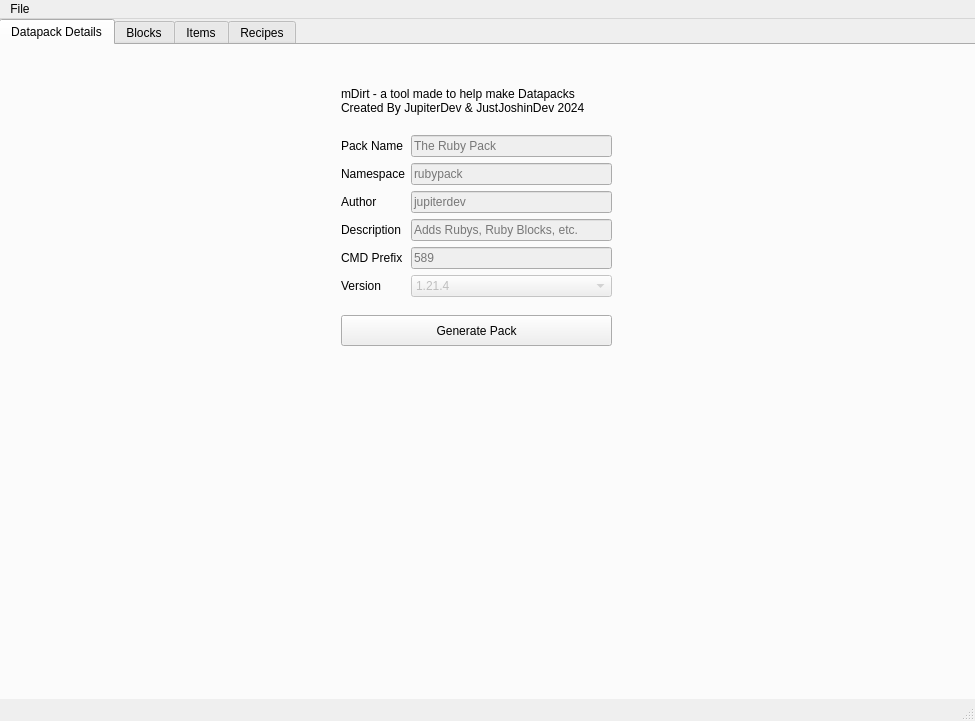
First picture: the form in lib/ui.ui, repository Faith-and-Code-Technologies/mDirt, before the edit.
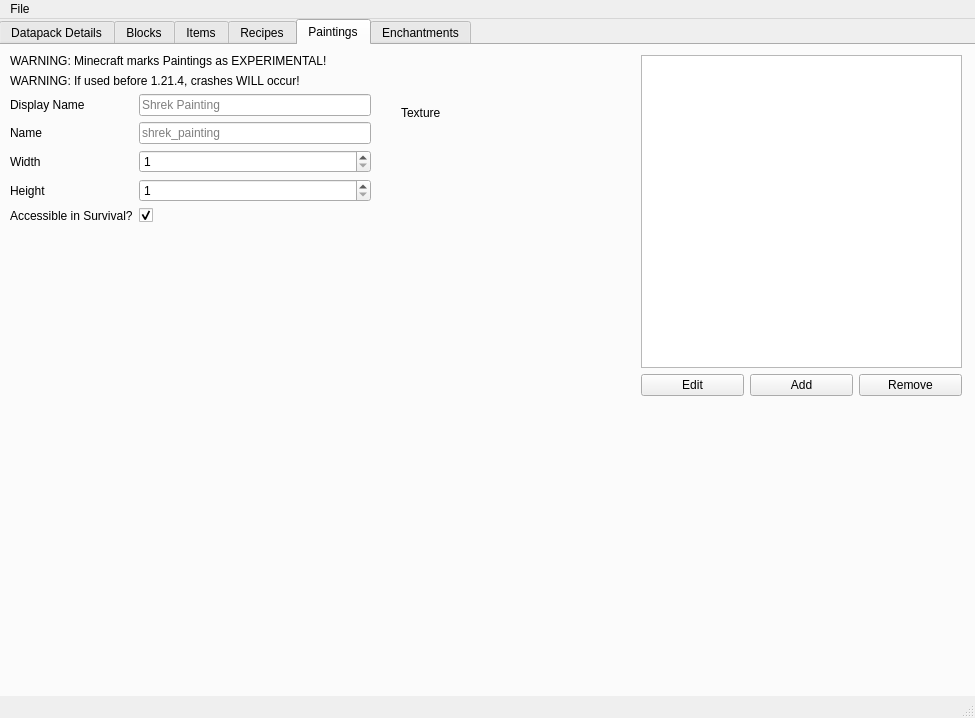
Second picture: the form after the edit. The open tabs and pages were chosen to show the change.

```diff
--- a/lib/ui.ui
+++ b/lib/ui.ui
@@ -7,7 +7,7 @@
     <x>0</x>
     <y>0</y>
     <width>975</width>
-    <height>721</height>
+    <height>718</height>
    </rect>
   </property>
   <property name="windowTitle">
@@ -1623,6 +1623,248 @@
       </layout>
      </widget>
     </widget>
+    <widget class="QWidget" name="paintingTab">
+     <attribute name="title">
+      <string>Paintings</string>
+     </attribute>
+     <widget class="QWidget" name="gridLayoutWidget_4">
+      <property name="geometry">
+       <rect>
+        <x>640</x>
+        <y>10</y>
+        <width>321</width>
+        <height>341</height>
+       </rect>
+      </property>
+      <layout class="QGridLayout" name="gridLayout_5">
+       <item row="2" column="1">
+        <widget class="QPushButton" name="paintingEditButton">
+         <property name="toolTip">
+          <string>&lt;html&gt;&lt;head/&gt;&lt;body&gt;&lt;p&gt;Lets you edit a custom painting you've already added.&lt;/p&gt;&lt;/body&gt;&lt;/html&gt;</string>
+         </property>
+         <property name="text">
+          <string>Edit</string>
+         </property>
+        </widget>
+       </item>
+       <item row="2" column="2">
+        <widget class="QPushButton" name="paintingAddButton">
+         <property name="toolTip">
+          <string>&lt;html&gt;&lt;head/&gt;&lt;body&gt;&lt;p&gt;Adds your new custom painting to the list!&lt;/p&gt;&lt;/body&gt;&lt;/html&gt;</string>
+         </property>
+         <property name="text">
+          <string>Add</string>
+         </property>
+        </widget>
+       </item>
+       <item row="2" column="3">
+        <widget class="QPushButton" name="paintingRemoveButton">
+         <property name="toolTip">
+          <string>&lt;html&gt;&lt;head/&gt;&lt;body&gt;&lt;p&gt;Deletes a painting from the list. &lt;span style=&quot; font-weight:700;&quot;&gt;Cannot be undone!&lt;/span&gt;&lt;/p&gt;&lt;/body&gt;&lt;/html&gt;</string>
+         </property>
+         <property name="text">
+          <string>Remove</string>
+         </property>
+        </widget>
+       </item>
+       <item row="1" column="1" colspan="3">
+        <widget class="QListWidget" name="paintingList">
+         <property name="toolTip">
+          <string>&lt;html&gt;&lt;head/&gt;&lt;body&gt;&lt;p&gt;The list of all paintings that will be generated when you press Generate Pack.&lt;/p&gt;&lt;/body&gt;&lt;/html&gt;</string>
+         </property>
+        </widget>
+       </item>
+      </layout>
+     </widget>
+     <widget class="QWidget" name="formLayoutWidget_4">
+      <property name="geometry">
+       <rect>
+        <x>9</x>
+        <y>9</y>
+        <width>361</width>
+        <height>641</height>
+       </rect>
+      </property>
+      <layout class="QFormLayout" name="formLayout_4">
+       <item row="2" column="0">
+        <widget class="QLabel" name="paintingDisplayNameLabel">
+         <property name="text">
+          <string>Display Name</string>
+         </property>
+        </widget>
+       </item>
+       <item row="2" column="1">
+        <widget class="QLineEdit" name="paintingDisplayName">
+         <property name="toolTip">
+          <string>&lt;html&gt;&lt;head/&gt;&lt;body&gt;&lt;p&gt;The name of the painting your game recognizes.&lt;/p&gt;&lt;/body&gt;&lt;/html&gt;</string>
+         </property>
+         <property name="placeholderText">
+          <string>Shrek Painting</string>
+         </property>
+        </widget>
+       </item>
+       <item row="3" column="0">
+        <widget class="QLabel" name="paintingNameLabel">
+         <property name="text">
+          <string>Name</string>
+         </property>
+        </widget>
+       </item>
+       <item row="3" column="1">
+        <widget class="QLineEdit" name="paintingName">
+         <property name="toolTip">
+          <string>&lt;html&gt;&lt;head/&gt;&lt;body&gt;&lt;p&gt;The name of the painting your game recognizes.&lt;/p&gt;&lt;/body&gt;&lt;/html&gt;</string>
+         </property>
+         <property name="placeholderText">
+          <string>shrek_painting</string>
+         </property>
+        </widget>
+       </item>
+       <item row="4" column="0">
+        <widget class="QLabel" name="paintingWidthLabel">
+         <property name="text">
+          <string>Width</string>
+         </property>
+        </widget>
+       </item>
+       <item row="4" column="1">
+        <widget class="QSpinBox" name="paintingWidth">
+         <property name="toolTip">
+          <string>&lt;html&gt;&lt;head/&gt;&lt;body&gt;&lt;p&gt;The width in blocks your painting will be.&lt;/p&gt;&lt;/body&gt;&lt;/html&gt;</string>
+         </property>
+         <property name="minimum">
+          <number>1</number>
+         </property>
+         <property name="maximum">
+          <number>16</number>
+         </property>
+        </widget>
+       </item>
+       <item row="5" column="0">
+        <widget class="QLabel" name="paintingHeightLabel">
+         <property name="text">
+          <string>Height</string>
+         </property>
+        </widget>
+       </item>
+       <item row="5" column="1">
+        <widget class="QSpinBox" name="paintingHeight">
+         <property name="toolTip">
+          <string>&lt;html&gt;&lt;head/&gt;&lt;body&gt;&lt;p&gt;The height in blocks your painting will be.&lt;/p&gt;&lt;/body&gt;&lt;/html&gt;</string>
+         </property>
+         <property name="minimum">
+          <number>1</number>
+         </property>
+         <property name="maximum">
+          <number>16</number>
+         </property>
+        </widget>
+       </item>
+       <item row="6" column="0">
+        <widget class="QLabel" name="paintingPlaceableLabel">
+         <property name="text">
+          <string>Accessible in Survival?</string>
+         </property>
+        </widget>
+       </item>
+       <item row="6" column="1">
+        <widget class="QCheckBox" name="paintingPlaceable">
+         <property name="toolTip">
+          <string>&lt;html&gt;&lt;head/&gt;&lt;body&gt;&lt;p&gt;Whether or not you can use the painting in Survival mode. Should almost always be True.&lt;/p&gt;&lt;/body&gt;&lt;/html&gt;</string>
+         </property>
+         <property name="text">
+          <string/>
+         </property>
+         <property name="checked">
+          <bool>true</bool>
+         </property>
+        </widget>
+       </item>
+       <item row="0" column="0" colspan="2">
+        <widget class="QLabel" name="label_8">
+         <property name="text">
+          <string>WARNING: Minecraft marks Paintings as EXPERIMENTAL!</string>
+         </property>
+        </widget>
+       </item>
+       <item row="1" column="0" colspan="2">
+        <widget class="QLabel" name="label_9">
+         <property name="text">
+          <string>WARNING: If used before 1.21.4, crashes WILL occur!</string>
+         </property>
+        </widget>
+       </item>
+      </layout>
+     </widget>
+     <widget class="QPushButton" name="paintingTextureButton">
+      <property name="geometry">
+       <rect>
+        <x>460</x>
+        <y>40</y>
+        <width>50</width>
+        <height>50</height>
+       </rect>
+      </property>
+      <property name="toolTip">
+       <string>&lt;html&gt;&lt;head/&gt;&lt;body&gt;&lt;p&gt;The texture of your painting!&lt;/p&gt;&lt;/body&gt;&lt;/html&gt;</string>
+      </property>
+      <property name="text">
+       <string/>
+      </property>
+      <property name="flat">
+       <bool>true</bool>
+      </property>
+     </widget>
+     <widget class="QLabel" name="paintingTexture">
+      <property name="geometry">
+       <rect>
+        <x>460</x>
+        <y>40</y>
+        <width>50</width>
+        <height>50</height>
+       </rect>
+      </property>
+      <property name="text">
+       <string/>
+      </property>
+     </widget>
+     <widget class="QLabel" name="paintingTextureLabel">
+      <property name="geometry">
+       <rect>
+        <x>400</x>
+        <y>60</y>
+        <width>58</width>
+        <height>15</height>
+       </rect>
+      </property>
+      <property name="text">
+       <string>Texture</string>
+      </property>
+     </widget>
+     <zorder>gridLayoutWidget_4</zorder>
+     <zorder>formLayoutWidget_4</zorder>
+     <zorder>paintingTexture</zorder>
+     <zorder>paintingTextureLabel</zorder>
+     <zorder>paintingTextureButton</zorder>
+    </widget>
+    <widget class="QWidget" name="enchantmentTab">
+     <attribute name="title">
+      <string>Enchantments</string>
+     </attribute>
+     <widget class="QLabel" name="label_7">
+      <property name="geometry">
+       <rect>
+        <x>410</x>
+        <y>240</y>
+        <width>201</width>
+        <height>61</height>
+       </rect>
+      </property>
+      <property name="text">
+       <string>Coming Soon!</string>
+      </property>
+     </widget>
+    </widget>
    </widget>
   </widget>
   <widget class="QMenuBar" name="menubar">
```
Left out of the diff: 8 changed lines with no effect on the pictures.
